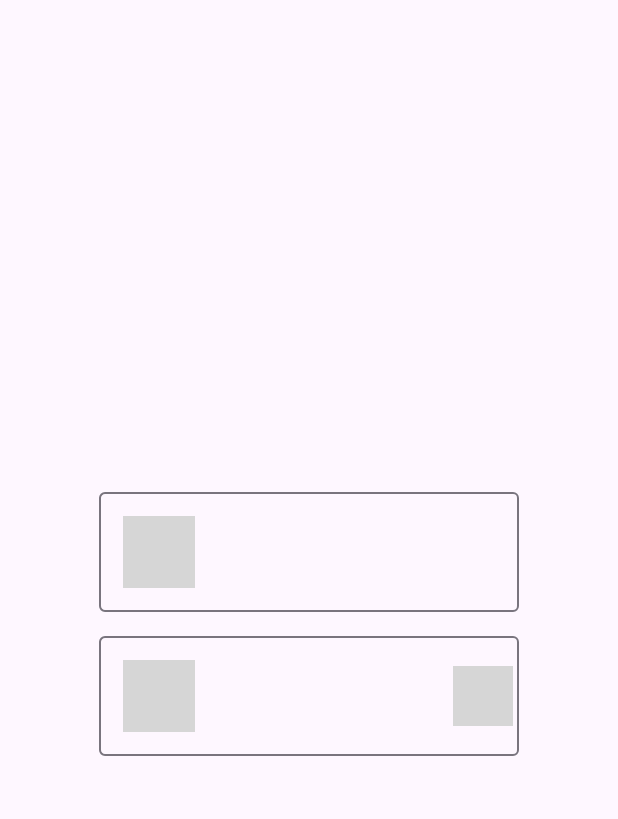
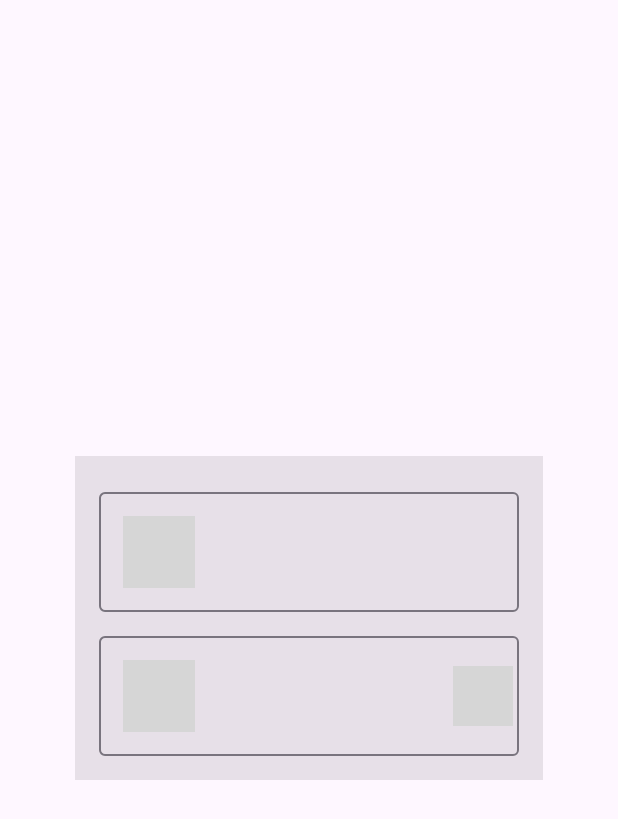
Before and after one commit to devexpert-io/kmp-training, an Android app built with Jetpack Compose: the screen it shows after launch (MainActivity), on a phone screen of 412 x 824 dp. Shown: the top 819 px of the screen. Run offline under Robolectric (Android 15) with nearby library versions, the phone set to English and light mode, and no system bars; our stand-ins replace Compose Multiplatform resources; libraries missing offline, so code that uses them is left out: app.cash.sqldelight; 5 statements that could not run were skipped; grey boxes are pictures that could not be loaded.

Commit message:
updateTransition sample

```diff
--- a/composeApp/src/commonMain/kotlin/io/devexpert/kmptraining/ui/screens/login/Login.kt
+++ b/composeApp/src/commonMain/kotlin/io/devexpert/kmptraining/ui/screens/login/Login.kt
@@ -1,6 +1,11 @@
 package io.devexpert.kmptraining.ui.screens.login
 
 import androidx.compose.animation.AnimatedVisibility
+import androidx.compose.animation.animateColor
+import androidx.compose.animation.core.animateDp
+import androidx.compose.animation.core.updateTransition
+import androidx.compose.foundation.background
+import androidx.compose.foundation.border
 import androidx.compose.foundation.layout.Arrangement
 import androidx.compose.foundation.layout.Box
 import androidx.compose.foundation.layout.Column
@@ -61,9 +66,27 @@ fun Login(
                 .fillMaxSize(),
             contentAlignment = Alignment.Center
         ) {
+            val transition = updateTransition(
+                targetState = state.error != null,
+                label = "bgTransition"
+            )
+            val borderWidth by transition.animateDp(label = "borderWidth") {
+                if (it) 8.dp else (-1).dp
+            }
+            val bgColor by transition.animateColor(label = "borderColor") {
+                if (it)
+                    MaterialTheme.colorScheme.errorContainer
+                else
+                    MaterialTheme.colorScheme.onSurface.copy(alpha = 0.1f)
+            }
+
             LoginForm(
                 onLoginClick = onLoginClick,
-                errorMessage = state.error?.let { stringResource(it) }
+                errorMessage = state.error?.let { stringResource(it) },
+                modifier = Modifier
+                    .background(bgColor)
+                    .border(width = borderWidth, color = MaterialTheme.colorScheme.error)
+                    .padding(16.dp),
             )
 
         }
@@ -72,9 +95,9 @@ fun Login(
 
 @Composable
 fun LoginForm(
-    modifier: Modifier = Modifier,
     onLoginClick: (String, String) -> Unit,
-    errorMessage: String?
+    errorMessage: String?,
+    modifier: Modifier = Modifier
 ) {
     var username by rememberSaveable { mutableStateOf("") }
     var password by rememberSaveable { mutableStateOf("") }
```
